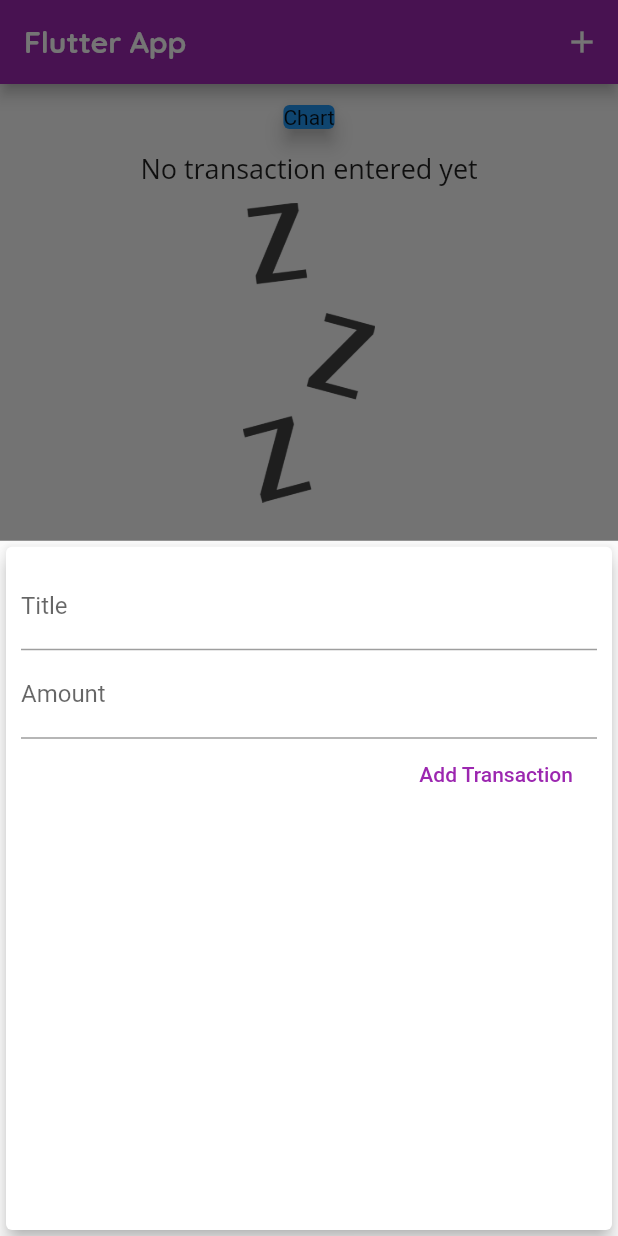
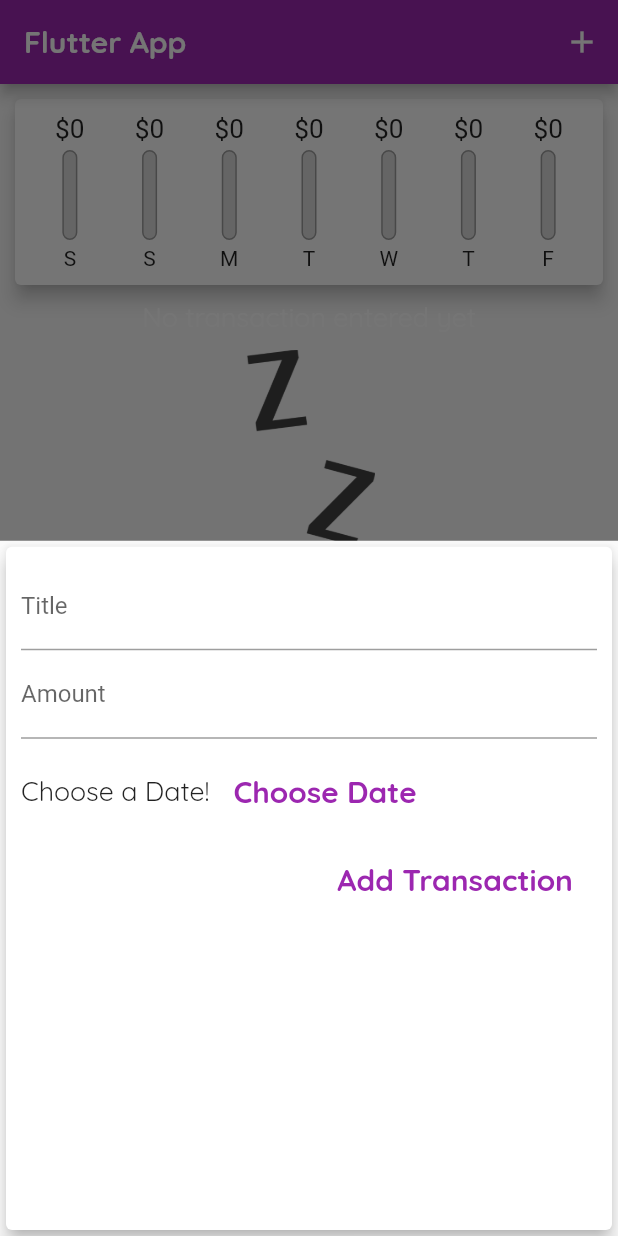
Before and after one commit to sasidharan84/flutter_complete_guide, a Flutter app: the screen it shows after launch, after a tap on the "add" icon, on a phone screen of 412 x 824 dp. Run offline on Flutter 3.47's test engine with Material 2 defaults, Android fonts, the phone set to English and light mode, and no system bars.

Commit message:
Update_20200807_01

```diff
--- a/lib/main.dart
+++ b/lib/main.dart
@@ -1,4 +1,5 @@
 import 'package:flutter/material.dart';
+import 'widget/chart.dart';
 import 'widget/new_transaction.dart';
 
 import 'model/transaction.dart';
@@ -28,10 +29,22 @@ class MyApp extends StatelessWidget {
                   )),
           textTheme: ThemeData.light().textTheme.copyWith(
                 headline6: TextStyle(
-                  fontFamily: 'OpenSans',
+                  fontFamily: 'Quicksand',
+                  fontWeight: FontWeight.normal,
+                  fontSize: 18,
+                  color: Colors.white,
+                ),
+                headline5: TextStyle(
+                  fontFamily: 'Quicksand',
                   fontWeight: FontWeight.normal,
                   fontSize: 18,
                 ),
+                button: TextStyle(
+                    fontFamily: 'Quicksand',
+                    fontWeight: FontWeight.bold,
+                    fontSize: 20,
+                    backgroundColor: Colors.white,
+                    color: Colors.white),
               )),
     );
   }
@@ -59,11 +72,11 @@ class _MyHomePageState extends State<MyHomePage> {
     //Transaction(id: "t2", title: "Coffee", amount: 4.50, date: DateTime.now())
   ];
 
-  void _addTransaction(String title, double amount) {
+  void _addTransaction(String title, double amount, DateTime date) {
     final newTx = Transaction(
       title: title,
       amount: amount,
-      date: DateTime.now(),
+      date: date,
       id: DateTime.now().toString(),
     );
 
@@ -90,16 +103,11 @@ class _MyHomePageState extends State<MyHomePage> {
         child: Column(
           mainAxisAlignment: MainAxisAlignment.start,
           children: <Widget>[
-            Container(
-              margin: EdgeInsets.all(10),
-              width: double.infinity,
-              alignment: Alignment.center,
-              child: Card(
-                color: Colors.blue,
-                child: Text("Chart"),
-                elevation: 5,
-              ),
-            ),
+            Chart(
+                recentTransactions: _userTransactions
+                    .where((element) =>
+                        DateTime.now().difference(element.date).inDays < 7)
+                    .toList()),
             TransactionList(
               userTransactions: _userTransactions,
             ),
--- /dev/null
+++ b/lib/widget/chart.dart
@@ -0,0 +1,70 @@
+import 'package:flutter/material.dart';
+import 'package:flutter_complete_guide/model/transaction.dart';
+import 'package:intl/intl.dart';
+
+import 'chart_bar.dart';
+
+class Chart extends StatelessWidget {
+  final List<Transaction> recentTransactions;
+
+  Chart({this.recentTransactions});
+
+  List<Map<String, Object>> get recentTransByDay {
+    return List.generate(7, (index) {
+      final weekday = DateTime.now().subtract(Duration(days: index));
+      var totalAmount = 0.00;
+
+      recentTransactions.forEach((element) {
+        var transDate = element.date;
+
+        if (transDate.day == weekday.day &&
+            transDate.month == weekday.month &&
+            transDate.year == weekday.year) {
+          totalAmount += element.amount;
+        }
+      });
+
+      return {
+        'day': DateFormat.E().format(weekday).substring(0, 1),
+        'amount': totalAmount
+      };
+    }).reversed.toList();
+  }
+
+  double get TotalAmountSpent {
+    var totalAmount = 0.0;
+
+    recentTransactions.forEach((element) {
+      totalAmount += element.amount;
+    });
+
+    return totalAmount;
+  }
+
+  @override
+  Widget build(BuildContext context) {
+    print(recentTransactions);
+    print(recentTransByDay);
+    return Card(
+      elevation: 5,
+      margin: EdgeInsets.all(10),
+      child: Padding(
+        padding: EdgeInsets.all(10),
+        child: Row(
+          mainAxisAlignment: MainAxisAlignment.spaceEvenly,
+          children: recentTransByDay.map((e) {
+            return Flexible(
+              fit: FlexFit.tight,
+              child: ChartBar(
+                  label: e['day'],
+                  amountSpent: e['amount'],
+                  perentageSpent: TotalAmountSpent == 0.0
+                      ? 0.0
+                      : (e['amount'] as double) / TotalAmountSpent),
+            );
+          }).toList(),
+        ),
+      ),
+    );
+  }
+}
--- /dev/null
+++ b/lib/widget/chart_bar.dart
@@ -0,0 +1,57 @@
+import 'package:flutter/material.dart';
+
+class ChartBar extends StatelessWidget {
+  final String label;
+  final double amountSpent;
+  final double perentageSpent;
+
+  ChartBar({this.label, this.amountSpent, this.perentageSpent});
+
+  @override
+  Widget build(BuildContext context) {
+    return Column(
+      children: <Widget>[
+        Container(
+          height: 20,
+          child: FittedBox(
+            child: Text('\$${amountSpent.toStringAsFixed(0)}'),
+          ),
+        ),
+        SizedBox(
+          height: 4,
+        ),
+        Container(
+          height: 60,
+          width: 10,
+          child: Stack(
+            children: <Widget>[
+              Container(
+                decoration: BoxDecoration(
+                  border: Border.all(
+                    color: Colors.grey,
+                    width: 1.0,
+                  ),
+                  color: Color.fromRGBO(220, 220, 220, 1),
+                  borderRadius: BorderRadius.circular(10),
+                ),
+              ),
+              FractionallySizedBox(
+                heightFactor: perentageSpent,
+                child: Container(
+                  decoration: BoxDecoration(
+                    color: Theme.of(context).primaryColor,
+                    borderRadius: BorderRadius.circular(10),
+                  ),
+                ),
+              ),
+            ],
+          ),
+        ),
+        SizedBox(
+          height: 4,
+        ),
+        Text(label)
+      ],
+    );
+  }
+}
--- a/lib/widget/new_transaction.dart
+++ b/lib/widget/new_transaction.dart
@@ -13,11 +13,12 @@ class _NewTransactionState extends State<NewTransaction> {
   final titleController = TextEditingController();
 
   final amountController = TextEditingController();
+  final dateController = TextEditingController();
 
   void _addTransaction() {
     if (titleController.text.isNotEmpty && amountController.text.isNotEmpty) {
-      widget.addTransaction(
-          titleController.text, double.parse(amountController.text));
+      widget.addTransaction(titleController.text,
+          double.parse(amountController.text), DateTime.now());
       Navigator.of(context).pop();
     }
   }
@@ -44,6 +45,24 @@ class _NewTransactionState extends State<NewTransaction> {
                   TextInputType.numberWithOptions(decimal: true, signed: false),
               onSubmitted: (_) => _addTransaction(),
             ),
+            Container(
+              height: 70,
+              child: Row(
+                children: <Widget>[
+                  Text(
+                    'Choose a Date!',
+                    style: Theme.of(context).textTheme.headline5,
+                  ),
+                  FlatButton(
+                      onPressed: null,
+                      textColor: Theme.of(context).primaryColor,
+                      child: Text(
+                        'Choose Date',
+                        style: TextStyle(fontWeight: FontWeight.bold),
+                      ))
+                ],
+              ),
+            ),
             FlatButton(
               child: Text('Add Transaction'),
               textColor: Colors.purple,
--- a/lib/widget/transaction_list.dart
+++ b/lib/widget/transaction_list.dart
@@ -31,42 +31,33 @@ class TransactionList extends StatelessWidget {
           : ListView.builder(
               itemBuilder: (ctx, index) {
                 return Card(
-                  child: Row(
-                    children: [
-                      Container(
-                        margin:
-                            EdgeInsets.symmetric(horizontal: 15, vertical: 10),
-                        decoration: BoxDecoration(
-                            border: Border.all(
-                                color: Theme.of(context).primaryColor,
-                                width: 2)),
+                    elevation: 5,
+                    margin: EdgeInsets.symmetric(horizontal: 8, vertical: 5),
+                    child: ListTile(
+                      leading: CircleAvatar(
+                        radius: 30,
+                        backgroundColor: Theme.of(context).primaryColor,
+                        child: Padding(
+                          padding: EdgeInsets.all(6),
+                          child: FittedBox(
                             child: Text(
                               "\$${userTransactions[index].amount.toStringAsFixed(2)}",
-                          style: TextStyle(
-                              fontWeight: FontWeight.bold,
-                              fontSize: 20,
-                              color: Theme.of(context).primaryColor),
-                        ),
-                        padding: EdgeInsets.all(10),
-                        alignment: Alignment.centerLeft,
-                      ),
-                      Column(
-                        crossAxisAlignment: CrossAxisAlignment.start,
-                        children: [
-                          Text(
-                            userTransactions[index].title,
                               style: Theme.of(context).textTheme.headline6,
                             ),
-                          Text(
+                          ),
+                        ),
+                      ),
+                      title: Text(
+                        userTransactions[index].title,
+                        style:
+                            Theme.of(context).appBarTheme.textTheme.headline6,
+                      ),
+                      subtitle: Text(
                         DateFormat("yyyy-MM-dd hh:mm:ss aa")
                             .format(userTransactions[index].date),
                         style: TextStyle(color: Colors.grey),
-                          )
-                        ],
-                      )
-                    ],
                       ),
-                );
+                    ));
               },
               itemCount: userTransactions.length,
             ),
```
Lines whose indentation alone changed are shown as unchanged.
